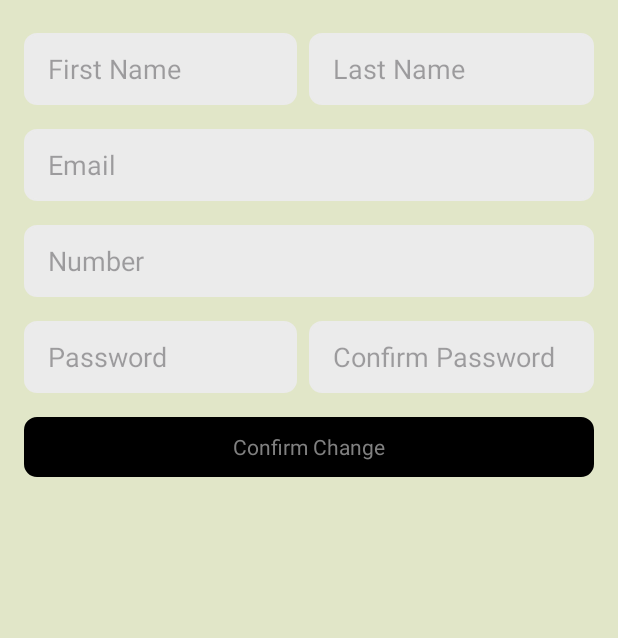
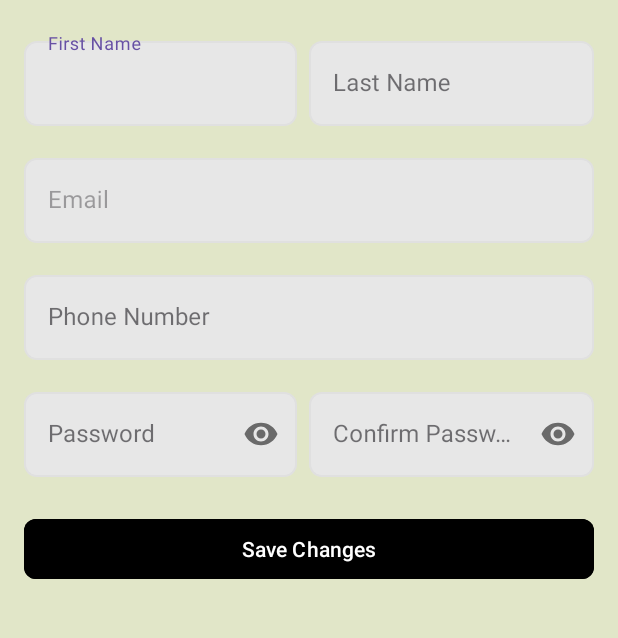
Before and after one commit to skyleccc/reserve-app, an Android app: the EditUser screen opened directly, with no data from a screen before it, on a phone screen of 412 x 824 dp, the part 132-770 px from its top. Run offline under Robolectric (Android 15) with nearby library versions, the phone set to English and light mode, and no system bars; our stand-ins replace CircleImageView, Firebase (no records; nobody signed in at launch, a user with empty details on screens opened directly); Roboto replaces fonts that are not available here.

Commit message:
refactor: edit user

```diff
--- a/app/src/main/java/com/reserve/app/EditUser.java
+++ b/app/src/main/java/com/reserve/app/EditUser.java
@@ -6,6 +6,7 @@ import android.graphics.Color;
 import android.os.Bundle;
 import android.view.View;
 import android.widget.EditText;
+import android.widget.ProgressBar;
 import android.widget.TextView;
 import android.widget.Toast;
 
@@ -16,14 +17,19 @@ import androidx.core.view.ViewCompat;
 import androidx.core.view.WindowInsetsCompat;
 
 import com.google.android.material.button.MaterialButton;
+import com.google.android.material.textfield.TextInputEditText;
+import com.google.android.material.textfield.TextInputLayout;
+import com.google.firebase.firestore.DocumentSnapshot;
 
 import java.util.HashMap;
 import java.util.Map;
 
 public class EditUser extends AppCompatActivity {
-    EditText et_fname, et_lname, et_email, et_phone, et_password, et_confirm_password;
-    TextView confirmChange;
-    Map<String, Object> updates = new HashMap<>();
+    private TextInputEditText et_fname, et_lname, et_email, et_phone, et_password, et_confirm_password;
+    private TextInputLayout til_email;
+    private MaterialButton saveButton, backButton;
+    private ProgressBar progressBar;
+    private Map<String, Object> updates = new HashMap<>();
     private DatabaseHandler dbHandler;
 
     @Override
@@ -37,58 +43,124 @@ public class EditUser extends AppCompatActivity {
             return insets;
         });
 
+        // Initialize views
         et_fname = findViewById(R.id.editFirstName);
         et_lname = findViewById(R.id.editLastName);
         et_email = findViewById(R.id.editEmail);
+        til_email = findViewById(R.id.til_email);
         et_phone = findViewById(R.id.editNumber);
         et_password = findViewById(R.id.editPassword);
         et_confirm_password = findViewById(R.id.editConfirmPassword);
-        confirmChange = findViewById(R.id.confirmChangeBtn);
-        MaterialButton backButton = findViewById(R.id.btn_back);
+        saveButton = findViewById(R.id.btn_save_changes);
+        backButton = findViewById(R.id.btn_back);
+        progressBar = findViewById(R.id.progress_bar);
 
-        backButton.setOnClickListener(v -> finish());
+        // Disable email field
+        til_email.setEnabled(false);
+        et_email.setEnabled(false);
 
         dbHandler = DatabaseHandler.getInstance(this);
 
-        confirmChange.setOnClickListener(v -> {
-            String firstName = et_fname.getText().toString();
-            String lastName = et_lname.getText().toString();
-            String email = et_email.getText().toString();
-            String phone = et_phone.getText().toString();
+        // Back button click listener
+        backButton.setOnClickListener(v -> finish());
+
+        // Load current user data
+        loadUserData();
+
+        // Save button click listener
+        saveButton.setOnClickListener(v -> saveUserChanges());
+    }
+
+    private void loadUserData() {
+        progressBar.setVisibility(View.VISIBLE);
+
+        // Get current user data from database
+        String currentUserId = dbHandler.getCurrentUser().getUid();
+        dbHandler.getUserData(currentUserId, new DatabaseHandler.DocumentCallback() {
+            @Override
+            public void onSuccess(DocumentSnapshot document) {
+                if (document.exists()) {
+                    // Populate fields with existing data
+                    et_fname.setText(document.getString("firstName"));
+                    et_lname.setText(document.getString("lastName"));
+                    et_email.setText(document.getString("email"));
+                    et_phone.setText(document.getString("phone"));
+
+                    // Password fields remain empty for security
+                }
+                progressBar.setVisibility(View.GONE);
+            }
+
+            @Override
+            public void onFailure(Exception e) {
+                Toast.makeText(EditUser.this, "Failed to load user data", Toast.LENGTH_SHORT).show();
+                progressBar.setVisibility(View.GONE);
+            }
+        });
+    }
+
+    private void saveUserChanges() {
+        String firstName = et_fname.getText().toString().trim();
+        String lastName = et_lname.getText().toString().trim();
+        String phone = et_phone.getText().toString().trim();
         String password = et_password.getText().toString();
         String confirmPassword = et_confirm_password.getText().toString();
 
+        // Validate inputs
         if (!phone.isEmpty() && !android.util.Patterns.PHONE.matcher(phone).matches()) {
-                Toast.makeText(this, "Invalid phone number format.", Toast.LENGTH_SHORT).show();
+            Toast.makeText(this, "Invalid phone number format", Toast.LENGTH_SHORT).show();
             return;
         }
 
+        // Create updates map
+        updates.clear();
         if (!firstName.isEmpty()) {
             updates.put("firstName", firstName);
         }
         if (!lastName.isEmpty()) {
             updates.put("lastName", lastName);
         }
-            if (!email.isEmpty()) {
-                updates.put("email", email);
-            }
         if (!phone.isEmpty()) {
             updates.put("phone", phone);
         }
         if (!password.isEmpty()) {
             if (password.equals(confirmPassword)) {
+                if (password.length() < 6) {
+                    Toast.makeText(this, "Password must be at least 6 characters", Toast.LENGTH_SHORT).show();
+                    return;
+                }
                 updates.put("password", password);
             } else {
-                    Toast.makeText(this, "Passwords do not match.", Toast.LENGTH_SHORT).show();
+                Toast.makeText(this, "Passwords do not match", Toast.LENGTH_SHORT).show();
                 return;
             }
         }
 
+        if (updates.isEmpty()) {
+            Toast.makeText(this, "No changes to save", Toast.LENGTH_SHORT).show();
+            return;
+        }
+
+        // Show loading and disable save button
+        progressBar.setVisibility(View.VISIBLE);
+        saveButton.setEnabled(false);
+
+        // Update user details
         dbHandler.updateUserDetails(updates, new DatabaseHandler.BooleanCallback() {
             @Override
             public void onResult(boolean success) {
+                progressBar.setVisibility(View.GONE);
+                saveButton.setEnabled(true);
+
                 if (success) {
-                        Toast.makeText(EditUser.this, "Profile updated", Toast.LENGTH_SHORT).show();
+                    Toast.makeText(EditUser.this, "Profile updated successfully", Toast.LENGTH_SHORT).show();
+
+                    // Clear password fields for security
+                    et_password.setText("");
+                    et_confirm_password.setText("");
+
+                    // Reload user data to show updated values
+                    loadUserData();
                 } else {
                     Toast.makeText(EditUser.this, "Nothing to update", Toast.LENGTH_SHORT).show();
                 }
@@ -96,9 +168,10 @@ public class EditUser extends AppCompatActivity {
 
             @Override
             public void onError(Exception e) {
+                progressBar.setVisibility(View.GONE);
+                saveButton.setEnabled(true);
                 Toast.makeText(EditUser.this, "Update failed: " + e.getMessage(), Toast.LENGTH_SHORT).show();
             }
         });
-        });
     }
 }
--- /dev/null
+++ b/app/src/main/res/drawable/text_input_background.xml
@@ -0,0 +1,6 @@
+<?xml version="1.0" encoding="utf-8"?>
+<shape xmlns:android="http://schemas.android.com/apk/res/android">
+    <solid android:color="#e7e7e7" />
+    <corners android:radius="8dp" />
+    <stroke android:width="1dp" android:color="#E0E0E0" />
+</shape>
--- a/app/src/main/res/layout/activity_edit_user.xml
+++ b/app/src/main/res/layout/activity_edit_user.xml
@@ -56,105 +56,134 @@
             android:layout_height="wrap_content"
             android:orientation="horizontal">
 
-            <EditText
-                android:id="@+id/editFirstName"
+            <com.google.android.material.textfield.TextInputLayout
+                android:id="@+id/til_firstName"
                 android:layout_width="match_parent"
-                android:layout_height="48dp"
+                android:layout_height="wrap_content"
+                android:layout_weight="1"
                 android:layout_marginEnd="8dp"
+                android:hint="First Name"
+                style="@style/Widget.MaterialComponents.TextInputLayout.OutlinedBox">
+
+                <com.google.android.material.textfield.TextInputEditText
+                    android:id="@+id/editFirstName"
+                    android:layout_width="match_parent"
+                    android:layout_height="wrap_content"
+                    android:inputType="text"
+                    android:background="@drawable/text_input_background"/>
+            </com.google.android.material.textfield.TextInputLayout>
+
+            <com.google.android.material.textfield.TextInputLayout
+                android:id="@+id/til_lastName"
+                android:layout_width="match_parent"
+                android:layout_height="wrap_content"
                 android:layout_weight="1"
-                android:background="@drawable/rounded_square"
-                android:backgroundTint="#ebebeb"
-                android:ems="10"
-                android:hint="First Name"
-                android:inputType="text"
-                android:paddingLeft="16sp" />
+                android:hint="Last Name"
+                style="@style/Widget.MaterialComponents.TextInputLayout.OutlinedBox">
 
-            <EditText
-                android:id="@+id/editLastName"
-                android:layout_width="match_parent"
-                android:layout_height="48dp"
-                android:layout_weight="1"
-                android:background="@drawable/rounded_square"
-                android:backgroundTint="#ebebeb"
-                android:ems="10"
-                android:hint="Last Name"
-                android:inputType="text"
-                android:paddingLeft="16sp" />
+                <com.google.android.material.textfield.TextInputEditText
+                    android:id="@+id/editLastName"
+                    android:layout_width="match_parent"
+                    android:layout_height="wrap_content"
+                    android:inputType="text"
+                    android:background="@drawable/text_input_background"/>
+            </com.google.android.material.textfield.TextInputLayout>
         </LinearLayout>
 
-        <EditText
-            android:id="@+id/editEmail"
+        <com.google.android.material.textfield.TextInputLayout
+            android:id="@+id/til_email"
             android:layout_width="match_parent"
-            android:layout_height="48dp"
+            android:layout_height="wrap_content"
             android:layout_marginTop="16dp"
-            android:background="@drawable/rounded_square"
-            android:backgroundTint="#ebebeb"
-            android:ems="10"
             android:hint="Email"
-            android:inputType="text"
-            android:paddingLeft="16sp" />
+            android:enabled="false"
+            app:endIconMode="none"
+            style="@style/Widget.MaterialComponents.TextInputLayout.OutlinedBox">
 
-        <EditText
-            android:id="@+id/editNumber"
+            <com.google.android.material.textfield.TextInputEditText
+                android:id="@+id/editEmail"
+                android:layout_width="match_parent"
+                android:layout_height="wrap_content"
+                android:inputType="textEmailAddress"
+                android:textColor="@android:color/darker_gray"
+                android:background="@drawable/text_input_background"/>
+        </com.google.android.material.textfield.TextInputLayout>
+
+        <com.google.android.material.textfield.TextInputLayout
+            android:id="@+id/til_phone"
             android:layout_width="match_parent"
-            android:layout_height="48dp"
+            android:layout_height="wrap_content"
             android:layout_marginTop="16dp"
-            android:background="@drawable/rounded_square"
-            android:backgroundTint="#ebebeb"
-            android:ems="10"
-            android:hint="Number"
-            android:inputType="text"
-            android:paddingLeft="16sp" />
+            android:hint="Phone Number"
+            style="@style/Widget.MaterialComponents.TextInputLayout.OutlinedBox">
+
+            <com.google.android.material.textfield.TextInputEditText
+                android:id="@+id/editNumber"
+                android:layout_width="match_parent"
+                android:layout_height="wrap_content"
+                android:inputType="phone"
+                android:background="@drawable/text_input_background"/>
+        </com.google.android.material.textfield.TextInputLayout>
 
         <LinearLayout
             android:layout_width="match_parent"
             android:layout_height="wrap_content"
             android:orientation="horizontal">
 
-            <EditText
-                android:id="@+id/editPassword"
+            <com.google.android.material.textfield.TextInputLayout
+                android:id="@+id/til_password"
                 android:layout_width="match_parent"
-                android:layout_height="48dp"
+                android:layout_height="wrap_content"
                 android:layout_marginTop="16dp"
                 android:layout_marginEnd="8dp"
                 android:layout_weight="1"
-                android:background="@drawable/rounded_square"
-                android:backgroundTint="#ebebeb"
-                android:ems="10"
                 android:hint="Password"
-                android:inputType="textPassword"
-                android:paddingLeft="16sp" />
+                app:passwordToggleEnabled="true"
+                style="@style/Widget.MaterialComponents.TextInputLayout.OutlinedBox">
 
-            <EditText
-                android:id="@+id/editConfirmPassword"
+                <com.google.android.material.textfield.TextInputEditText
+                    android:id="@+id/editPassword"
+                    android:layout_width="match_parent"
+                    android:layout_height="wrap_content"
+                    android:inputType="textPassword"
+                    android:background="@drawable/text_input_background"/>
+            </com.google.android.material.textfield.TextInputLayout>
+
+            <com.google.android.material.textfield.TextInputLayout
+                android:id="@+id/til_confirmPassword"
                 android:layout_width="match_parent"
-                android:layout_height="48dp"
+                android:layout_height="wrap_content"
                 android:layout_marginTop="16dp"
                 android:layout_weight="1"
-                android:background="@drawable/rounded_square"
-                android:backgroundTint="#ebebeb"
-                android:ems="10"
                 android:hint="Confirm Password"
-                android:inputType="textPassword"
-                android:paddingLeft="16sp" />
+                app:passwordToggleEnabled="true"
+                style="@style/Widget.MaterialComponents.TextInputLayout.OutlinedBox">
+
+                <com.google.android.material.textfield.TextInputEditText
+                    android:id="@+id/editConfirmPassword"
+                    android:layout_width="match_parent"
+                    android:layout_height="wrap_content"
+                    android:inputType="textPassword"
+                    android:background="@drawable/text_input_background"/>
+            </com.google.android.material.textfield.TextInputLayout>
         </LinearLayout>
 
-        <TextView
-            android:id="@+id/confirmChangeBtn"
+        <com.google.android.material.button.MaterialButton
+            android:id="@+id/btn_save_changes"
             android:layout_width="match_parent"
-            android:layout_height="40dp"
+            android:layout_height="48dp"
+            android:layout_marginTop="24dp"
+            android:backgroundTint="@color/black"
+            android:text="Save Changes"
+            android:textColor="@color/white"
+            app:cornerRadius="8dp" />
+
+        <ProgressBar
+            android:id="@+id/progress_bar"
+            android:layout_width="wrap_content"
+            android:layout_height="wrap_content"
+            android:layout_gravity="center_horizontal"
             android:layout_marginTop="16dp"
-            android:background="@drawable/rounded_square"
-            android:backgroundTint="@color/black"
-            android:clickable="true"
-            android:focusable="true"
-            android:foreground="?attr/selectableItemBackground"
-            android:gravity="center"
-            android:text="Confirm Change"
-            android:textColor="#808080"
-            android:textSize="14dp"
-            app:layout_constraintEnd_toEndOf="parent"
-            app:layout_constraintStart_toStartOf="parent"
-            app:layout_constraintTop_toBottomOf="@+id/editTextPhone" />
+            android:visibility="gone" />
     </LinearLayout>
 </androidx.constraintlayout.widget.ConstraintLayout>
```
Lines whose indentation alone changed are shown as unchanged.
